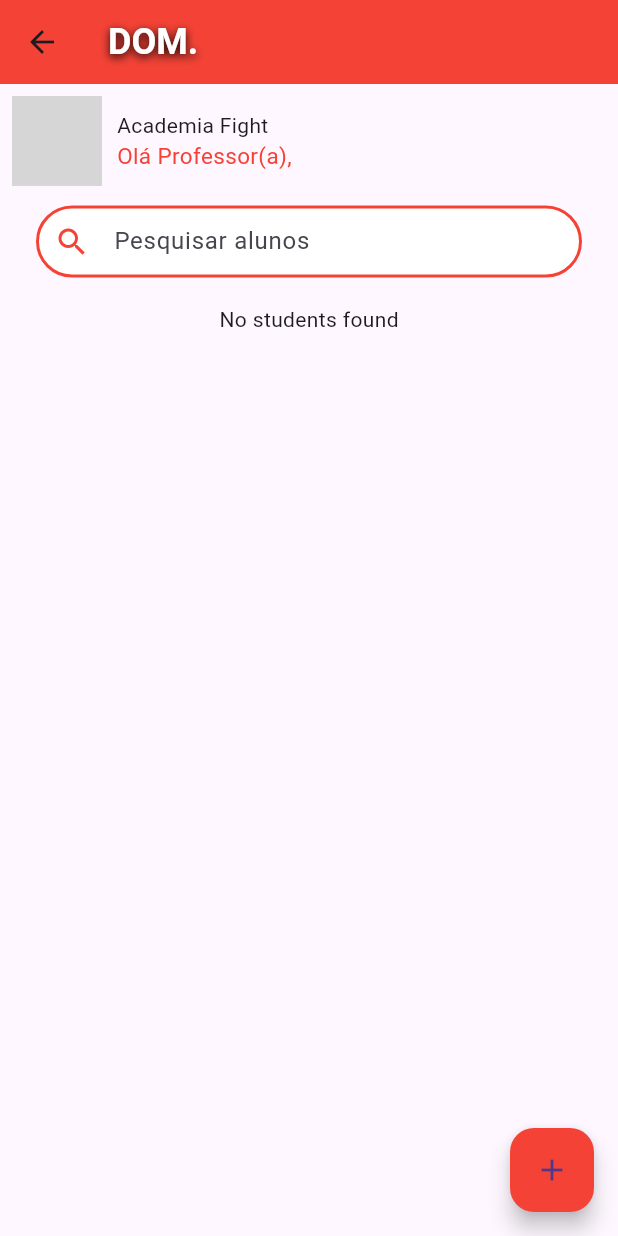
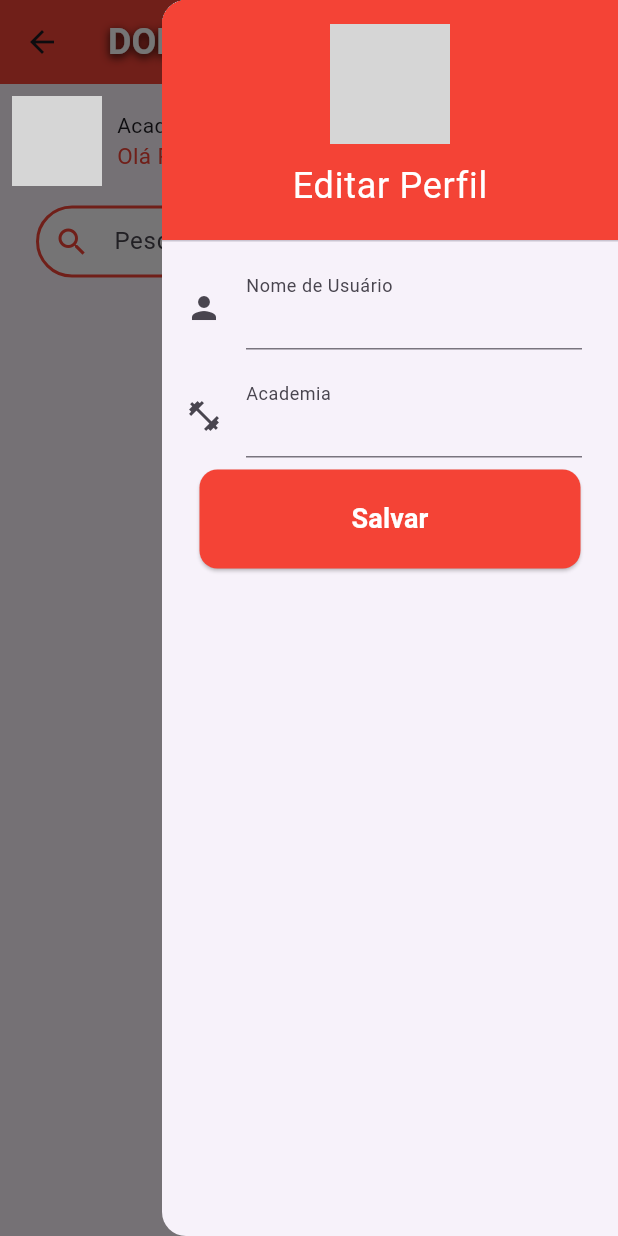
Before and after one commit to kemmyps/dom_control, a Flutter app: the HomePage screen opened directly with empty values, with the side drawer open (before the commit the screen has no drawer), on a phone screen of 412 x 824 dp. Run offline on Flutter 3.47's test engine with Material 3 defaults, Android fonts, the phone set to English and light mode, and no system bars; our stand-ins replace cloud_firestore, firebase_core; accounts and stored records are empty; network calls fail; grey boxes are pictures that could not be loaded.

Commit message:
feat: Drawer Implementation and UI Improvements
- Added Drawer to HomePage to edit username and gym.
- Updates to username and gym are now reflected on HomePage.
- Customization of "Login" and "Save" buttons to maintain visual consistency.
- Added red divider between student information on details screen.
- General UI improvements for a more intuitive experience.

```diff
--- a/lib/main.dart
+++ b/lib/main.dart
@@ -7,5 +7,5 @@ import 'package:flutter/material.dart';
 void main() async {
   WidgetsFlutterBinding.ensureInitialized();
   await Firebase.initializeApp(options: DefaultFirebaseOptions.currentPlatform);
-  runApp(const MyApp());
+  runApp(MyApp());
 }
--- a/lib/pages/myapp.dart
+++ b/lib/pages/myapp.dart
@@ -1,19 +1,23 @@
 import 'package:dom_control/pages/myTheme.dart';
 import 'package:flutter/material.dart';
+import 'package:provider/provider.dart';
 
+import '../user_profile_controller.dart';
 import 'login_page.dart';
 
 class MyApp extends StatelessWidget {
-  const MyApp({super.key});
-
-  // This widget is the root of your application.
   @override
   Widget build(BuildContext context) {
-    return MaterialApp(
-      title: 'DOM Control',
-      theme: myTheme,
-      debugShowCheckedModeBanner: false,
-      home: LoginPage(),
+    return MultiProvider(
+      providers: [
+        ChangeNotifierProvider(create: (_) => UserProfileController('Default Username', 'Academia Fight')),
+      ],
+        child: MaterialApp(
+          title: 'DOM Control',
+          theme: myTheme,
+          debugShowCheckedModeBanner: false,
+          home: LoginPage(),
+        ),
     );
   }
 }
--- a/lib/pages/screens/aluno_details_screen.dart
+++ b/lib/pages/screens/aluno_details_screen.dart
@@ -27,6 +27,7 @@ class AlunoDetailsScreen extends StatelessWidget {
               title: 'Nome Completo',
               subtitle: aluno.nameStudent,
             ),
+            Divider(color: Colors.red),
             AlunoListTile(
               leading: CircleAvatar(
                 child: Icon(Icons.auto_graph),
@@ -34,6 +35,7 @@ class AlunoDetailsScreen extends StatelessWidget {
               title: 'Faixa de graduação',
               subtitle: aluno.grade,
             ),
+            Divider(color: Colors.red),
             AlunoListTile(
               leading: CircleAvatar(
                 child: Icon(Icons.child_care),
@@ -42,6 +44,7 @@ class AlunoDetailsScreen extends StatelessWidget {
               subtitle: aluno.birthDate,
               subtitleFormatter: (date) => DateFormat('dd/MM/yyyy').format(date),
             ),
+            Divider(color: Colors.red),
             AlunoListTile(
               leading: CircleAvatar(
                 child: Icon(Icons.calendar_today),
@@ -50,6 +53,7 @@ class AlunoDetailsScreen extends StatelessWidget {
               subtitle: aluno.startDate,
               subtitleFormatter: (date) => DateFormat('dd/MM/yyyy').format(date),
             ),
+            Divider(color: Colors.red),
             AlunoListTile(
               leading: CircleAvatar(
                 child: Icon(Icons.phone_iphone),
@@ -58,6 +62,7 @@ class AlunoDetailsScreen extends StatelessWidget {
               subtitle: aluno.phoneNumber,
               subtitleFormatter: (number) => '(${number.toString().substring(0, 2)}) ${number.toString().substring(2, 6)}-${number.toString().substring(6)}',
             ),
+            Divider(color: Colors.red),
             AlunoListTile(
               leading: CircleAvatar(
                 child: Icon(Icons.emergency_share),
--- a/lib/pages/screens/home_page/aluno_list.dart
+++ b/lib/pages/screens/home_page/aluno_list.dart
@@ -6,8 +6,9 @@ import '../aluno_details_screen.dart';
 class AlunoList extends StatelessWidget {
   final FirestoreService firestoreService;
   final String searchText;
+  final bool showAll;
 
-  const AlunoList({super.key, required this.firestoreService, required this.searchText});
+  const AlunoList({super.key, required this.firestoreService, required this.searchText, required this.showAll});
 
   @override
   Widget build(BuildContext context) {
@@ -27,7 +28,9 @@ class AlunoList extends StatelessWidget {
           return const Center(child: Text('No students found'));
         }
 
-        final filteredAlunos = alunos.where((aluno) {
+        final filteredAlunos = (showAll || searchText == null || searchText.isEmpty)
+            ? alunos
+            : alunos.where((aluno) {
           final nameLower = aluno.nameStudent.toLowerCase();
           final searchLower = searchText.toLowerCase();
           return nameLower.contains(searchLower);
@@ -104,7 +107,7 @@ class AlunoList extends StatelessWidget {
                           ),
                         );
                         if (confirm) {
-                          await firestoreService.deleteAluno(aluno.id!);
+                          await firestoreService.deleteAluno(aluno.id);
                         }
                       },
                     ),
--- a/lib/pages/screens/home_page/home_page.dart
+++ b/lib/pages/screens/home_page/home_page.dart
@@ -2,23 +2,39 @@ import 'package:dom_control/pages/screens/home_page/searchBar/custom_search_bar.
 import 'package:dom_control/pages/screens/home_page/searchBar/search_bar_controller.dart';
 import 'package:dom_control/pages/screens/home_page/user_info.dart';
 import 'package:dom_control/pages/services/firestore.dart';
+import 'package:dom_control/user_profile_controller.dart';
 import 'package:flutter/material.dart';
 import 'package:provider/provider.dart';
 import 'add_aluno_button.dart';
 import 'aluno_list.dart';
 
-
 class HomePage extends StatefulWidget {
-  final String username;
   final FirestoreService firestoreService;
 
-  HomePage({super.key, required this.username, required this.firestoreService});
+  HomePage({super.key, required this.firestoreService});
 
   @override
   State<HomePage> createState() => _HomePageState();
 }
 
 class _HomePageState extends State<HomePage> {
+  final TextEditingController _usernameController = TextEditingController();
+  final TextEditingController _academiaController = TextEditingController();
+
+  @override
+  void initState() {
+    super.initState();
+    _usernameController.text = ' '; // Valor inicial do nome de usuário
+    _academiaController.text = ' '; // Valor inicial da academia
+  }
+
+  @override
+  void dispose() {
+    _usernameController.dispose();
+    _academiaController.dispose();
+    super.dispose();
+  }
+
   @override
   Widget build(BuildContext context) {
     return ChangeNotifierProvider(
@@ -33,13 +49,94 @@ class _HomePageState extends State<HomePage> {
             ),
           ),
         ),
+        endDrawer: Drawer(
+          child: ListView(
+            padding: EdgeInsets.zero,
+            children: [
+              DrawerHeader(
+                decoration: BoxDecoration(
+                  color: Colors.red,
+                ),
+                child: Column(
+                  children: [
+                    CircleAvatar(
+                      backgroundImage: NetworkImage('https://i.pravatar.cc/300'),
+                      radius: 40,
+                    ),
+                    const SizedBox(height: 10),
+                    Text(
+                      'Editar Perfil',
+                      style: TextStyle(
+                        color: Colors.white,
+                        fontSize: 24,
+                      ),
+                    ),
+                  ],
+                ),
+              ),
+              ListTile(
+                leading: Icon(Icons.person),
+                title: TextField(
+                  controller: _usernameController,
+                  decoration: InputDecoration(
+                    labelText: 'Nome de Usuário',
+                  ),
+                ),
+              ),
+              ListTile(
+                leading: Icon(Icons.fitness_center),
+                title: TextField(
+                  controller: _academiaController,
+                  decoration: InputDecoration(
+                    labelText: 'Academia',
+                  ),
+                ),
+              ),
+              Padding(
+                padding: const EdgeInsets.symmetric(horizontal: 25.0),
+                child: ElevatedButton(
+                  onPressed: () {
+                    // Atualizar o nome de usuário e o nome da academia no UserProfileController
+                    Provider.of<UserProfileController>(context, listen: false)
+                        .updateUsername(_usernameController.text);
+                    Provider.of<UserProfileController>(context, listen: false)
+                        .updateAcademia(_academiaController.text);
+                    Navigator.of(context).pop();
+                  },
+                  style: ElevatedButton.styleFrom(
+                    backgroundColor: Colors.red,
+                    shape: RoundedRectangleBorder(
+                      borderRadius: BorderRadius.circular(12.0),
+                    ),
+                    padding: const EdgeInsets.all(20.0),
+                  ),
+                  child: const Text(
+                    'Salvar',
+                    style: TextStyle(
+                      color: Colors.white,
+                      fontWeight: FontWeight.bold,
+                      fontSize: 18,
+                    ),
+                  ),
+                ),
+              ),
+            ],
+          ),
+        ),
         body: SingleChildScrollView(
           child: Padding(
             padding: const EdgeInsets.all(8.0),
             child: Column(
               crossAxisAlignment: CrossAxisAlignment.start,
               children: [
-                UserInfo(username: widget.username),
+                Consumer<UserProfileController>(
+                  builder: (context, userProfileController, child) {
+                    return UserInfo(
+                      username: userProfileController.username,
+                      academia: userProfileController.academia,
+                    );
+                  },
+                ),
                 const SizedBox(height: 5.0),
                 Consumer<SearchBarController>(
                   builder: (context, searchBarController, child) {
@@ -51,8 +148,8 @@ class _HomePageState extends State<HomePage> {
                   builder: (context, searchBarController, child) {
                     return AlunoList(
                       firestoreService: widget.firestoreService,
-                      searchText: searchBarController
-                          .searchText, // Access updated searchText
+                      searchText: searchBarController.searchText,
+                      showAll: searchBarController.isSearchTextEmpty,
                     );
                   },
                 ),
@@ -61,7 +158,7 @@ class _HomePageState extends State<HomePage> {
           ),
         ),
         floatingActionButton:
-            AddAlunoButton(firestoreService: widget.firestoreService),
+        AddAlunoButton(firestoreService: widget.firestoreService),
       ),
     );
   }
--- a/lib/pages/screens/home_page/searchBar/custom_search_bar.dart
+++ b/lib/pages/screens/home_page/searchBar/custom_search_bar.dart
@@ -19,7 +19,7 @@ class CustomSearchBar extends StatelessWidget {
             color: Colors.red, // Cor do ícone de pesquisa
           ),
           filled: true,
-          fillColor: Colors.white, // Cor de fundo do campo de texto
+          fillColor: Colors.white70, // Cor de fundo do campo de texto
           border: OutlineInputBorder(
             borderRadius: BorderRadius.all(Radius.circular(30.0)), // Bordas arredondadas
             borderSide: BorderSide.none, // Remove a borda padrão
--- a/lib/pages/screens/home_page/searchBar/search_bar_controller.dart
+++ b/lib/pages/screens/home_page/searchBar/search_bar_controller.dart
@@ -1,21 +1,22 @@
 import 'package:flutter/material.dart';
 
 class SearchBarController extends ChangeNotifier {
-  final TextEditingController searchController = TextEditingController();
-  String _searchText = ' ';
+  final TextEditingController _searchController = TextEditingController();
 
-  SearchBarController() {
-    searchController.addListener(() {
-      _searchText = searchController.text;
-      notifyListeners();
-    });
+  String get searchText => _searchController.text;
+
+  TextEditingController get searchController => _searchController;
+
+  void updateSearchText(String newText) {
+    _searchController.text = newText;
+    notifyListeners();
   }
 
-  String get searchText => _searchText;
+  bool get isSearchTextEmpty => _searchController.text.isEmpty;
 
   @override
   void dispose() {
-    searchController.dispose();
+    _searchController.dispose();
     super.dispose();
   }
 }
--- a/lib/pages/screens/home_page/user_info.dart
+++ b/lib/pages/screens/home_page/user_info.dart
@@ -2,13 +2,17 @@ import 'package:flutter/material.dart';
 
 class UserInfo extends StatelessWidget {
   final String username;
+  final String academia;
 
-  const UserInfo({super.key, required this.username});
+  const UserInfo({super.key, required this.username, required this.academia});
 
   @override
   Widget build(BuildContext context) {
-    return
-      Row(
+    return GestureDetector(
+      onTap: () {
+        Scaffold.of(context).openEndDrawer();
+      },
+      child: Row(
         children: [
           CircleAvatar(
             backgroundImage: NetworkImage('https://i.pravatar.cc/300'),
@@ -18,14 +22,18 @@ class UserInfo extends StatelessWidget {
           Column(
             crossAxisAlignment: CrossAxisAlignment.start,
             children: [
-            const Text('Academia Fight'),
-            Text('Olá Professor(a), $username',
-              style: TextStyle(fontSize: 15.0, color: Colors.red,
+              Text(academia),
+              Text(
+                'Olá Professor(a), $username',
+                style: TextStyle(
+                  fontSize: 15.0,
+                  color: Colors.red,
                 ),
               ),
             ],
           ),
         ],
+      ),
     );
   }
 }
--- /dev/null
+++ b/lib/user_profile_controller.dart
@@ -0,0 +1,21 @@
+import 'package:flutter/material.dart';
+
+class UserProfileController extends ChangeNotifier {
+  String _username;
+  String _academia;
+
+  UserProfileController(this._username, this._academia);
+
+  String get username => _username;
+  String get academia => _academia;
+
+  void updateUsername(String newUsername) {
+    _username = newUsername;
+    notifyListeners();
+  }
+
+  void updateAcademia(String newAcademia) {
+    _academia = newAcademia;
+    notifyListeners();
+  }
+}
```
Also changed, not shown: lib/pages/login_page.dart (+21 -18 lines). Lines whose indentation alone changed are shown as unchanged.
